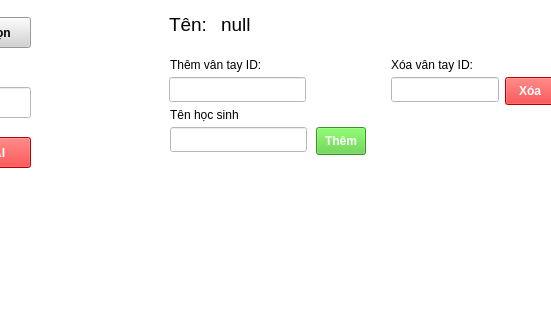
Before: the Qt Designer form res/main_layout.ui in mellivora24/RegisterDesktopAPP, drawn with Qt 5; both pictures show x 270 to 821 and y 193 to 513 of the 963 by 513 pixel window.
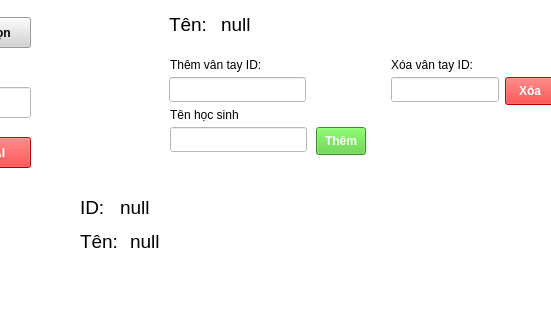
After: the same form once the commit is applied.

What changed in the file:
```diff
--- a/res/main_layout.ui
+++ b/res/main_layout.ui
@@ -125,6 +125,78 @@
       <string/>
      </property>
     </widget>
+    <widget class="QLabel" name="IDTitle_2">
+     <property name="geometry">
+      <rect>
+       <x>10</x>
+       <y>296</y>
+       <width>33</width>
+       <height>28</height>
+      </rect>
+     </property>
+     <property name="font">
+      <font>
+       <pointsize>14</pointsize>
+      </font>
+     </property>
+     <property name="text">
+      <string>ID:</string>
+     </property>
+    </widget>
+    <widget class="QLabel" name="nameValue_2">
+     <property name="geometry">
+      <rect>
+       <x>60</x>
+       <y>330</y>
+       <width>341</width>
+       <height>28</height>
+      </rect>
+     </property>
+     <property name="font">
+      <font>
+       <pointsize>14</pointsize>
+      </font>
+     </property>
+     <property name="text">
+      <string>null</string>
+     </property>
+    </widget>
+    <widget class="QLabel" name="idValue_2">
+     <property name="geometry">
+      <rect>
+       <x>50</x>
+       <y>296</y>
+       <width>351</width>
+       <height>28</height>
+      </rect>
+     </property>
+     <property name="font">
+      <font>
+       <pointsize>14</pointsize>
+      </font>
+     </property>
+     <property name="text">
+      <string>null</string>
+     </property>
+    </widget>
+    <widget class="QLabel" name="nameTitle_2">
+     <property name="geometry">
+      <rect>
+       <x>10</x>
+       <y>330</y>
+       <width>46</width>
+       <height>28</height>
+      </rect>
+     </property>
+     <property name="font">
+      <font>
+       <pointsize>14</pointsize>
+      </font>
+     </property>
+     <property name="text">
+      <string>Tên:</string>
+     </property>
+    </widget>
    </widget>
    <widget class="QLabel" name="appTitle">
     <property name="geometry">
```
